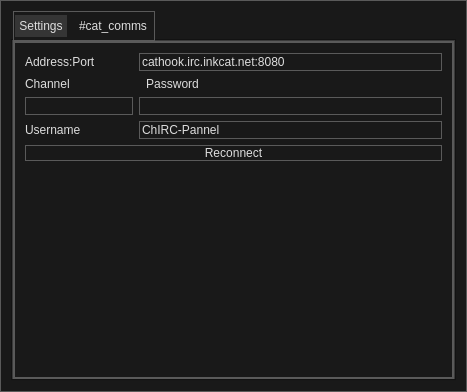
Before: the Qt Designer form mainwindow.ui in MasterScott/ChIRCPanel, drawn with Qt 5.
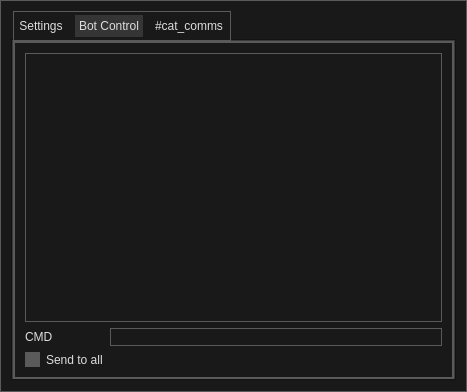
After: the same form once the commit is applied.

```diff
--- a/mainwindow.ui
+++ b/mainwindow.ui
@@ -304,13 +304,13 @@
     <enum>Qt::LeftToRight</enum>
    </property>
    <layout class="QGridLayout" name="gridLayout">
-    <item row="0" column="0">
+    <item row="0" column="1">
      <widget class="QTabWidget" name="MainTabs">
       <property name="autoFillBackground">
        <bool>false</bool>
       </property>
       <property name="currentIndex">
-       <number>0</number>
+       <number>1</number>
       </property>
       <widget class="QWidget" name="tabWidgetPage1">
        <attribute name="title">
@@ -378,6 +378,40 @@
         </item>
        </layout>
       </widget>
+      <widget class="QWidget" name="tab">
+       <attribute name="title">
+        <string>Bot Control</string>
+       </attribute>
+       <layout class="QFormLayout" name="formLayout_2">
+        <item row="2" column="0" colspan="2">
+         <widget class="QListView" name="botList"/>
+        </item>
+        <item row="4" column="0">
+         <widget class="QLabel" name="label_4">
+          <property name="text">
+           <string>CMD</string>
+          </property>
+         </widget>
+        </item>
+        <item row="4" column="1">
+         <widget class="QLineEdit" name="cmdLineEdit">
+          <property name="toolTip">
+           <string>&lt;html&gt;&lt;head/&gt;&lt;body&gt;&lt;p&gt;Press enter to send. If &amp;quot;Send to all&amp;quot; is on, commands will be sent to all bots. Otherwise only to the selected bot.&lt;/p&gt;&lt;/body&gt;&lt;/html&gt;</string>
+          </property>
+         </widget>
+        </item>
+        <item row="5" column="0">
+         <widget class="QCheckBox" name="sendallBox">
+          <property name="text">
+           <string>Send to all</string>
+          </property>
+          <property name="checked">
+           <bool>true</bool>
+          </property>
+         </widget>
+        </item>
+       </layout>
+      </widget>
       <widget class="QWidget" name="tabWidgetPage2">
        <attribute name="title">
         <string>#cat_comms</string>
```
